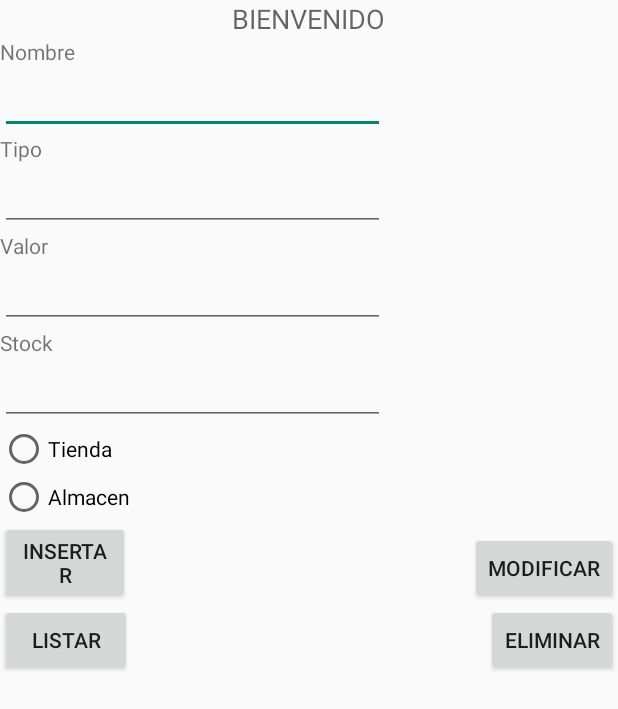
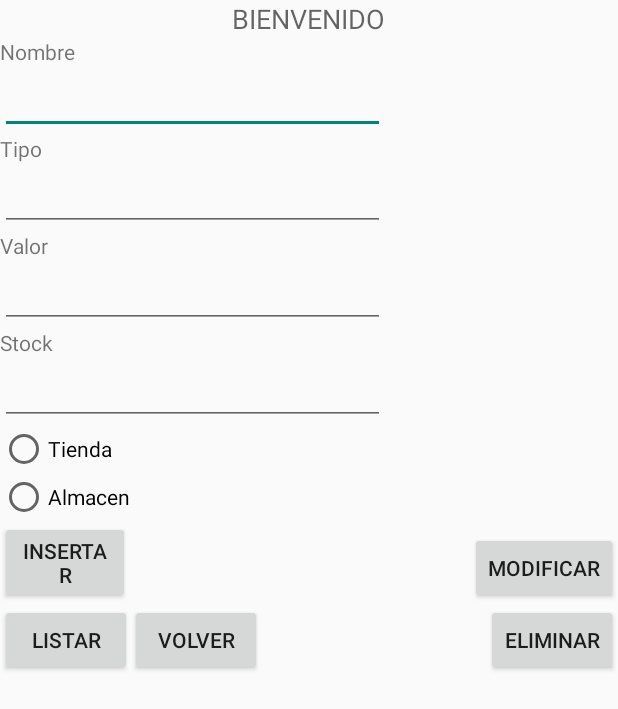
Before and after one commit to nestorrojas07/Inventario, an Android app: the layout activity_ingresar_datos.xml on its own in the app's theme, with its tools: preview values and no code run, on a phone screen of 412 x 824 dp. Shown: the top 709 px of the screen. Run offline under Robolectric (Android 15) with nearby library versions, the phone set to English and light mode, and no system bars.

Commit message:
registro5 as

```diff
--- a/app/src/main/res/layout/activity_ingresar_datos.xml
+++ b/app/src/main/res/layout/activity_ingresar_datos.xml
@@ -145,5 +145,12 @@
         android:layout_below="@+id/Modificar"
         android:layout_alignEnd="@+id/Modificar"
         android:layout_gravity="right" />
+    <Button
+        android:layout_width="wrap_content"
+        android:layout_height="wrap_content"
+        android:text="Volver"
+        android:id="@+id/btnVolver"
+        android:layout_below="@+id/Insertar"
+        android:layout_toEndOf="@+id/Insertar" />
 
 </RelativeLayout>
```
